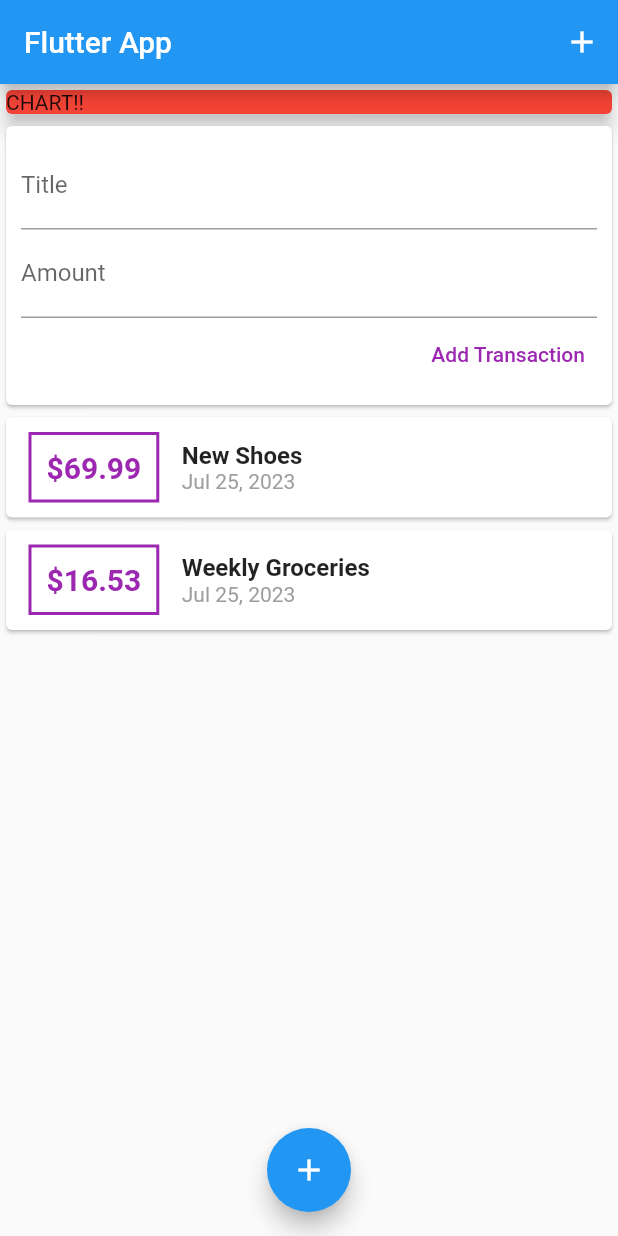
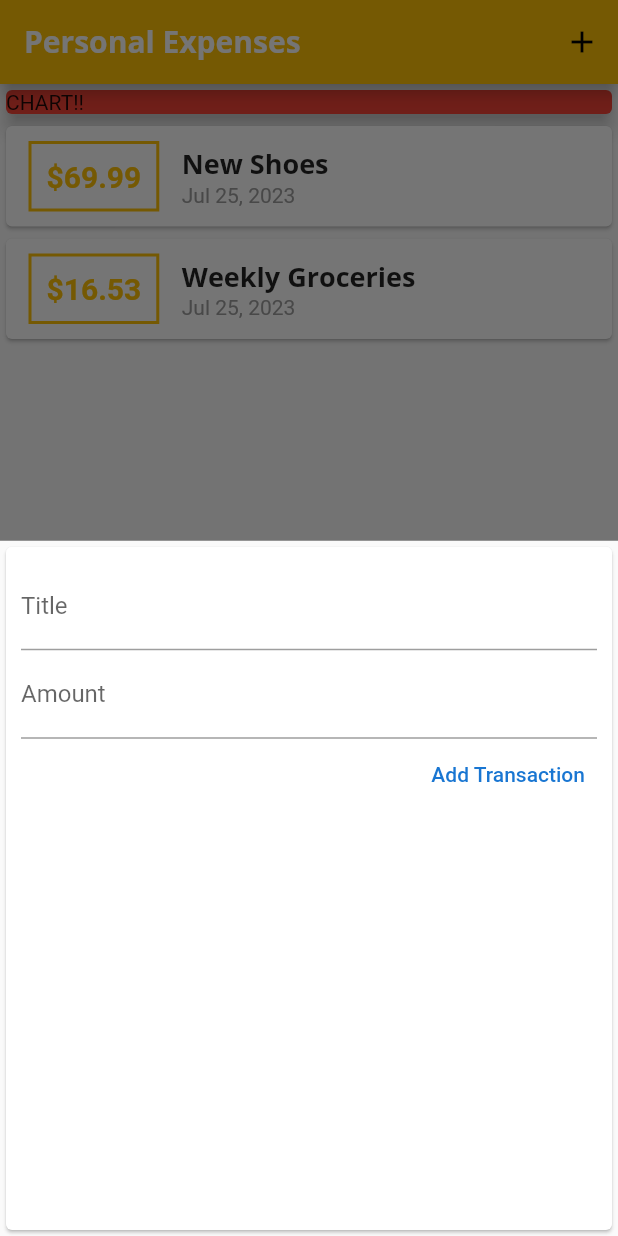
Before and after one commit to MikeBez/expense_planner, a Flutter app: the screen it shows after launch, after a tap on the "add" icon, on a phone screen of 412 x 824 dp. Run offline on Flutter 3.47's test engine with Material 2 defaults, Android fonts, the phone set to English and light mode, and no system bars.

Commit message:
Adding Modal Bottom Sheet, Styling, Configuring and implementing Themes, Adding Custom Fonts and Text Themes

```diff
--- a/expense_planner/lib/main.dart
+++ b/expense_planner/lib/main.dart
@@ -1,6 +1,9 @@
 import 'package:flutter/material.dart';
+import 'package:uuid/uuid.dart';
 
-import './widgets/user_transaction.dart';
+import './widgets/transaction_list.dart';
+import './widgets/new_transaction.dart';
+import '../models/transaction.dart';
 
 void main() => runApp(MyApp());
 
@@ -8,21 +11,92 @@ class MyApp extends StatelessWidget {
   @override
   Widget build(BuildContext context) {
     return MaterialApp(
-      title: 'Flutter App',
+      title: 'Personal Expenses',
+      theme: ThemeData(
+        fontFamily: 'Quicksand',
+        textTheme: ThemeData.light().textTheme.copyWith(
+              titleLarge: TextStyle(
+                  fontFamily: 'OpenSans',
+                  fontWeight: FontWeight.bold,
+                  fontSize: 18),
+            ),
+        colorScheme: ColorScheme.fromSwatch(primarySwatch: Colors.amber)
+            .copyWith(secondary: Colors.blueGrey),
+        appBarTheme: AppBarTheme(
+          toolbarTextStyle: ThemeData.light()
+              .textTheme
+              .copyWith(
+                  titleLarge: TextStyle(fontFamily: 'OpenSans', fontSize: 16))
+              .bodyMedium,
+          titleTextStyle: ThemeData.light()
+              .textTheme
+              .copyWith(
+                titleLarge: TextStyle(
+                    fontFamily: 'OpenSans',
+                    fontSize: 20,
+                    fontWeight: FontWeight.bold),
+              )
+              .titleLarge,
+        ),
+      ),
       home: MyHomePage(),
     );
   }
 }
 
-class MyHomePage extends StatelessWidget {
+class MyHomePage extends StatefulWidget {
+  @override
+  State<MyHomePage> createState() => _MyHomePageState();
+}
+
+class _MyHomePageState extends State<MyHomePage> {
+  var uuid = Uuid();
+
+  final List<Transaction> _userTransactions = [
+    Transaction(
+      id: 't1',
+      title: 'New Shoes',
+      amount: 69.99,
+      date: DateTime.now(),
+    ),
+    Transaction(
+      id: 't2',
+      title: 'Weekly Groceries',
+      amount: 16.53,
+      date: DateTime.now(),
+    ),
+  ];
+
+  void _addNewTransaction(String title, double amount) {
+    final newTransaction = Transaction(
+      id: uuid.v4(),
+      title: title,
+      amount: amount,
+      date: DateTime.now(),
+    );
+
+    setState(() {
+      _userTransactions.add(newTransaction);
+    });
+  }
+
+  void _startAddNewTransaction(BuildContext ctx) {
+    showModalBottomSheet(
+      context: ctx,
+      builder: (builderContext) {
+        return NewTransaction(_addNewTransaction);
+      },
+    );
+  }
+
   @override
   Widget build(BuildContext context) {
     return Scaffold(
       appBar: AppBar(
-        title: Text('Flutter App'),
+        title: Text('Personal Expenses'),
         actions: <Widget>[
           IconButton(
-            onPressed: () {},
+            onPressed: () => _startAddNewTransaction(context),
             icon: Icon(Icons.add),
           ),
         ],
@@ -39,13 +113,13 @@ class MyHomePage extends StatelessWidget {
                 elevation: 5,
               ),
             ),
-            UserTransactions(),
+            TransactionList(_userTransactions),
           ],
         ),
       ),
       floatingActionButtonLocation: FloatingActionButtonLocation.centerFloat,
       floatingActionButton: FloatingActionButton(
-        onPressed: () {},
+        onPressed: () => _startAddNewTransaction(context),
         child: Icon(Icons.add),
       ),
     );
--- a/expense_planner/lib/models/transaction.dart
+++ b/expense_planner/lib/models/transaction.dart
@@ -1,7 +1,3 @@
-
-import 'package:flutter/foundation.dart';
-import 'package:flutter/material.dart';
-
 class Transaction {
   final String id;
   final String title;
@@ -9,9 +5,9 @@ class Transaction {
   final DateTime date;
 
   Transaction({
-    @required this.id,
-    @required this.title,
-    @required this.amount,
-    @required this.date,
+    required this.id,
+    required this.title,
+    required this.amount,
+    required this.date,
   });
 }
--- a/expense_planner/lib/widgets/new_transaction.dart
+++ b/expense_planner/lib/widgets/new_transaction.dart
@@ -1,11 +1,18 @@
 import 'package:flutter/material.dart';
 
-class NewTransaction extends StatelessWidget {
+class NewTransaction extends StatefulWidget {
   final Function addTransaction;
-  final titleController = TextEditingController();
-  final amountController = TextEditingController();
 
   NewTransaction(this.addTransaction);
+
+  @override
+  State<NewTransaction> createState() => _NewTransactionState();
+}
+
+class _NewTransactionState extends State<NewTransaction> {
+  final titleController = TextEditingController();
+
+  final amountController = TextEditingController();
 
   void submitData() {
     final enteredTitle = titleController.text;
@@ -14,10 +21,13 @@ class NewTransaction extends StatelessWidget {
     if (enteredTitle.isEmpty || enteredAmount <= 0) {
       return;
     }
-    addTransaction(
+
+    widget.addTransaction(
       enteredTitle,
       enteredAmount,
     );
+
+    Navigator.of(context).pop();
   }
 
   @override
@@ -42,7 +52,8 @@ class NewTransaction extends StatelessWidget {
             TextButton(
               onPressed: submitData,
               child: Text('Add Transaction'),
-              style: TextButton.styleFrom(foregroundColor: Colors.purple),
+              style: TextButton.styleFrom(
+                  foregroundColor: Theme.of(context).primaryColorDark),
             ),
           ],
         ),
--- a/expense_planner/lib/widgets/transaction_list.dart
+++ b/expense_planner/lib/widgets/transaction_list.dart
@@ -23,7 +23,7 @@ class TransactionList extends StatelessWidget {
                   ),
                   decoration: BoxDecoration(
                     border: Border.all(
-                      color: Colors.purple,
+                      color: Theme.of(context).colorScheme.primary,
                       width: 2,
                     ),
                   ),
@@ -33,7 +33,7 @@ class TransactionList extends StatelessWidget {
                     style: TextStyle(
                       fontWeight: FontWeight.bold,
                       fontSize: 20,
-                      color: Colors.purple,
+                      color: Theme.of(context).colorScheme.primary,
                     ),
                   ),
                 ),
@@ -42,10 +42,7 @@ class TransactionList extends StatelessWidget {
                   children: <Widget>[
                     Text(
                       transactions[index].title,
-                      style: TextStyle(
-                        fontSize: 16,
-                        fontWeight: FontWeight.bold,
-                      ),
+                      style: Theme.of(context).textTheme.titleLarge,
                     ),
                     Text(
                       DateFormat.yMMMd().format(transactions[index].date),
--- a/expense_planner/lib/widgets/user_transaction.dart
+++ /dev/null
@@ -1,53 +0,0 @@
-import 'package:flutter/material.dart';
-import 'package:uuid/uuid.dart';
-
-import '../models/transaction.dart';
-import './new_transaction.dart';
-import './transaction_list.dart';
-
-class UserTransactions extends StatefulWidget {
-  @override
-  _UserTransactionsState createState() => _UserTransactionsState();
-}
-
-class _UserTransactionsState extends State<UserTransactions> {
-  var uuid = Uuid();
-
-  final List<Transaction> _userTransactions = [
-    Transaction(
-      id: 't1',
-      title: 'New Shoes',
-      amount: 69.99,
-      date: DateTime.now(),
-    ),
-    Transaction(
-      id: 't2',
-      title: 'Weekly Groceries',
-      amount: 16.53,
-      date: DateTime.now(),
-    ),
-  ];
-
-  void _addNewTransaction(String title, double amount) {
-    final newTransaction = Transaction(
-      id: uuid.v4(),
-      title: title,
-      amount: amount,
-      date: DateTime.now(),
-    );
-
-    setState(() {
-      _userTransactions.add(newTransaction);
-    });
-  }
-
-  @override
-  Widget build(BuildContext context) {
-    return Column(
-      children: <Widget>[
-        NewTransaction(_addNewTransaction),
-        TransactionList(_userTransactions),
-      ],
-    );
-  }
-}
```
Also changed, not shown: expense_planner/pubspec.yaml (+20 -12 lines), expense_planner/assets/fonts/OpenSans-Bold.ttf (added), expense_planner/assets/fonts/OpenSans-Regular.ttf (added), expense_planner/assets/fonts/Quicksand-Bold.ttf (added), expense_planner/assets/fonts/Quicksand-Regular.ttf (added), expense_planner/pubspec.lock.
